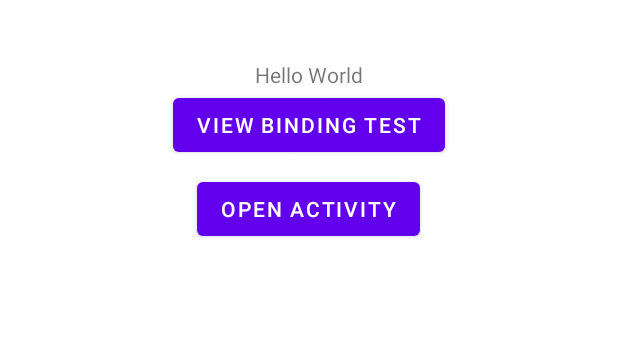
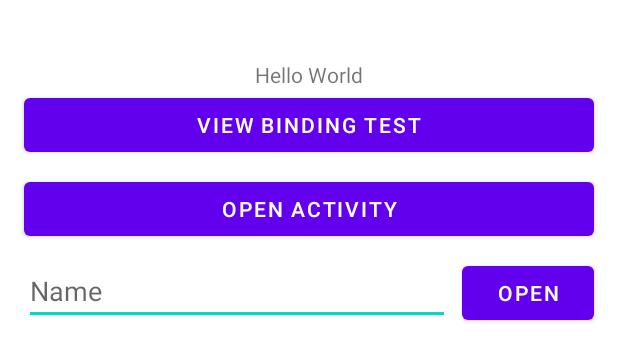
Before and after one commit to tarcisiocipriano/android-code-base, an Android app: the layout activity_main.xml on its own in the app's theme, with its tools: preview values and no code run, on a phone screen of 412 x 824 dp. Shown: the top 361 px of the screen. Run offline under Robolectric (Android 15) with nearby library versions, the phone set to English and light mode, and no system bars.

Commit message:
open activity with parameters

```diff
--- a/app/src/main/res/layout/activity_main.xml
+++ b/app/src/main/res/layout/activity_main.xml
@@ -19,22 +19,51 @@
 
     <Button
         android:id="@+id/button_view_binding"
-        android:layout_width="wrap_content"
+        android:layout_width="0dp"
         android:layout_height="wrap_content"
+        android:layout_marginStart="16dp"
+        android:layout_marginEnd="16dp"
         android:text="@string/button_view_binding"
-        app:layout_constraintEnd_toEndOf="@+id/textView"
-        app:layout_constraintStart_toStartOf="@+id/textView"
+        app:layout_constraintEnd_toEndOf="parent"
+        app:layout_constraintStart_toStartOf="parent"
         app:layout_constraintTop_toBottomOf="@+id/textView" />
 
     <Button
         android:id="@+id/button_open_activity"
+        android:layout_width="0dp"
+        android:layout_height="wrap_content"
+        android:layout_marginStart="16dp"
+        android:layout_marginTop="8dp"
+        android:layout_marginEnd="16dp"
+        android:text="@string/button_open_activity"
+        app:layout_constraintEnd_toEndOf="parent"
+        app:layout_constraintHorizontal_bias="0.494"
+        app:layout_constraintStart_toStartOf="parent"
+        app:layout_constraintTop_toBottomOf="@+id/button_view_binding" />
+
+    <EditText
+        android:id="@+id/edit_text_username"
+        android:layout_width="0dp"
+        android:layout_height="wrap_content"
+        android:layout_marginStart="16dp"
+        android:layout_marginTop="8dp"
+        android:layout_marginEnd="8dp"
+        android:ems="10"
+        android:hint="@string/edit_text_username_hint"
+        android:inputType="textPersonName"
+        app:layout_constraintEnd_toStartOf="@+id/button_activity_params"
+        app:layout_constraintStart_toStartOf="parent"
+        app:layout_constraintTop_toBottomOf="@+id/button_open_activity"
+        android:autofillHints="" />
+
+    <Button
+        android:id="@+id/button_activity_params"
         android:layout_width="wrap_content"
         android:layout_height="wrap_content"
         android:layout_marginTop="8dp"
-        android:text="@string/button_open_activity"
-        app:layout_constraintEnd_toEndOf="@+id/button_view_binding"
-        app:layout_constraintHorizontal_bias="0.494"
-        app:layout_constraintStart_toStartOf="@+id/button_view_binding"
-        app:layout_constraintTop_toBottomOf="@+id/button_view_binding" />
+        android:layout_marginEnd="16dp"
+        android:text="@string/button_activity_params"
+        app:layout_constraintEnd_toEndOf="parent"
+        app:layout_constraintTop_toBottomOf="@+id/button_open_activity" />
 
 </androidx.constraintlayout.widget.ConstraintLayout>
--- a/app/src/main/res/values/strings.xml
+++ b/app/src/main/res/values/strings.xml
@@ -5,4 +5,9 @@
     <string name="button_view_binding_working">View Binding test working</string>
     <string name="button_open_activity">Open Activity</string>
     <string name="worked">It works!</string>
+    <string name="button_activity_params">Open</string>
+    <string name="edit_text_username_hint">Name</string>
+    <string name="username_empty">Please fill your name</string>
+    <string name="username_greetings">Hello, %1$s! you opened this Activity with parameters</string>
+    <string name="username_message_empty">Activity with no parameters</string>
 </resources>
```
Also changed, not shown: app/src/main/java/cesar/school/code_base/MainActivity.kt (+15 -0 lines), app/src/main/java/cesar/school/code_base/SimpleActivity.kt (+11 -1 lines), app/src/main/res/layout/activity_simple.xml (+11 -1 lines), 1 other file.
